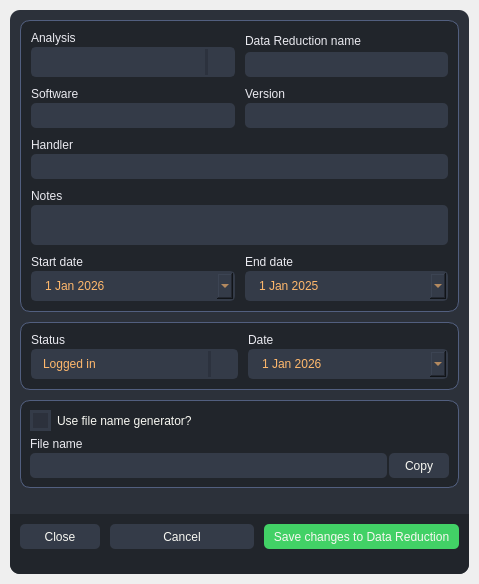
AIR-G-UFOP/Saturn-SampleLog, file src/app/ui/qt/editreductiondialog.ui: the form before one commit.
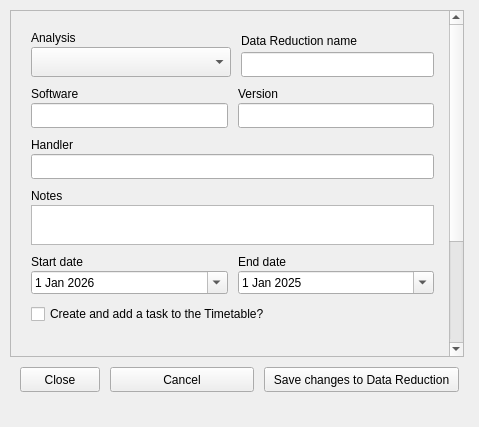
The form after the commit. Icons and pictures are not drawn.

Commit message: Preparing to add Tasks and Timetable options and fixing bugs

```diff
--- a/src/app/ui/qt/editreductiondialog.ui
+++ b/src/app/ui/qt/editreductiondialog.ui
@@ -7,11 +7,11 @@
     <x>0</x>
     <y>0</y>
     <width>479</width>
-    <height>584</height>
+    <height>427</height>
    </rect>
   </property>
   <property name="sizePolicy">
-   <sizepolicy hsizetype="Preferred" vsizetype="Minimum">
+   <sizepolicy hsizetype="Preferred" vsizetype="Expanding">
     <horstretch>0</horstretch>
     <verstretch>0</verstretch>
    </sizepolicy>
@@ -25,7 +25,7 @@
   <property name="maximumSize">
    <size>
     <width>760</width>
-    <height>584</height>
+    <height>550</height>
    </size>
   </property>
   <property name="windowTitle">
@@ -218,6 +218,57 @@
 	background-color: rgb(33, 37, 43);
 	padding: 10px;
 	selection-background-color: rgb(39, 44, 54);
+}
+QScrollArea {
+    background: transparent;
+    border: none;
+}
+
+QScrollArea &gt; QWidget &gt; QWidget {
+    background: transparent;
+}
+QScrollBar:vertical {
+    background: transparent;
+    width: 5px;
+    margin: 12px 0px 12px 0px;
+    border: none;
+}
+QScrollBar::handle:vertical {
+    background: #525f7f;
+    min-height: 30px;
+    border-radius: 2px;
+}
+QScrollBar::handle:vertical:hover {
+    background: rgb(83, 88, 112);
+}
+QScrollBar::handle:vertical:pressed {
+    background: #343746;
+}
+QScrollBar::sub-line:vertical {
+            height: 14px;
+            background: transparent;
+            subcontrol-origin: margin;
+            subcontrol-position: top;
+}
+QScrollBar::add-line:vertical {
+            height: 14px;
+            background: transparent;
+            subcontrol-origin: margin;
+            subcontrol-position: bottom;
+}
+QScrollBar::up-arrow:vertical {
+            image: url(:/icons/icons/cil-arrow-up.png);
+            width: 15px;
+            height: 15px;
+}
+QScrollBar::down-arrow:vertical {
+            image: url(:/icons/icons/cil-arrow-down.png);
+            width: 15px;
+            height: 15px;
+}
+QScrollBar::add-page:vertical,
+        QScrollBar::sub-page:vertical {
+            background: transparent;
 }</string>
   </property>
   <layout class="QVBoxLayout" name="verticalLayout">
@@ -236,7 +287,7 @@
    <property name="bottomMargin">
     <number>10</number>
    </property>
-   <item alignment="Qt::AlignTop">
+   <item>
     <widget class="QFrame" name="bgApp">
      <property name="sizePolicy">
       <sizepolicy hsizetype="Preferred" vsizetype="Preferred">
@@ -324,6 +375,36 @@
               </property>
               <layout class="QVBoxLayout" name="verticalLayout_19">
                <property name="spacing">
+                <number>0</number>
+               </property>
+               <property name="leftMargin">
+                <number>0</number>
+               </property>
+               <property name="topMargin">
+                <number>0</number>
+               </property>
+               <property name="rightMargin">
+                <number>5</number>
+               </property>
+               <property name="bottomMargin">
+                <number>0</number>
+               </property>
+               <item>
+                <widget class="QScrollArea" name="scrollArea">
+                 <property name="widgetResizable">
+                  <bool>true</bool>
+                 </property>
+                 <widget class="QWidget" name="scrollAreaWidgetContents">
+                  <property name="geometry">
+                   <rect>
+                    <x>0</x>
+                    <y>0</y>
+                    <width>449</width>
+                    <height>543</height>
+                   </rect>
+                  </property>
+                  <layout class="QVBoxLayout" name="verticalLayout_20">
+                   <property name="spacing">
                 <number>10</number>
                </property>
                <property name="leftMargin">
@@ -333,12 +414,12 @@
                 <number>10</number>
                </property>
                <property name="rightMargin">
-                <number>10</number>
+                    <number>5</number>
                </property>
                <property name="bottomMargin">
                 <number>10</number>
                </property>
-               <item alignment="Qt::AlignTop">
+                   <item>
                 <widget class="QFrame" name="bgReduction">
                  <property name="frameShape">
                   <enum>QFrame::NoFrame</enum>
@@ -634,6 +715,16 @@
                     </item>
                    </layout>
                   </item>
+                      <item>
+                       <widget class="QCheckBox" name="task">
+                        <property name="cursor">
+                         <cursorShape>PointingHandCursor</cursorShape>
+                        </property>
+                        <property name="text">
+                         <string>Create and add a task to the Timetable?</string>
+                        </property>
+                       </widget>
+                      </item>
                  </layout>
                 </widget>
                </item>
@@ -755,7 +846,7 @@
                  </layout>
                 </widget>
                </item>
-               <item alignment="Qt::AlignTop">
+                   <item>
                 <widget class="QFrame" name="bgFile">
                  <property name="frameShape">
                   <enum>QFrame::NoFrame</enum>
@@ -840,18 +931,9 @@
                  </layout>
                 </widget>
                </item>
-               <item>
-                <spacer name="verticalSpacer">
-                 <property name="orientation">
-                  <enum>Qt::Vertical</enum>
-                 </property>
-                 <property name="sizeHint" stdset="0">
-                  <size>
-                   <width>20</width>
-                   <height>40</height>
-                  </size>
-                 </property>
-                </spacer>
+                  </layout>
+                 </widget>
+                </widget>
                </item>
               </layout>
              </widget>
```
Lines whose indentation alone changed are shown as unchanged. The commit also changes 40 other files.
